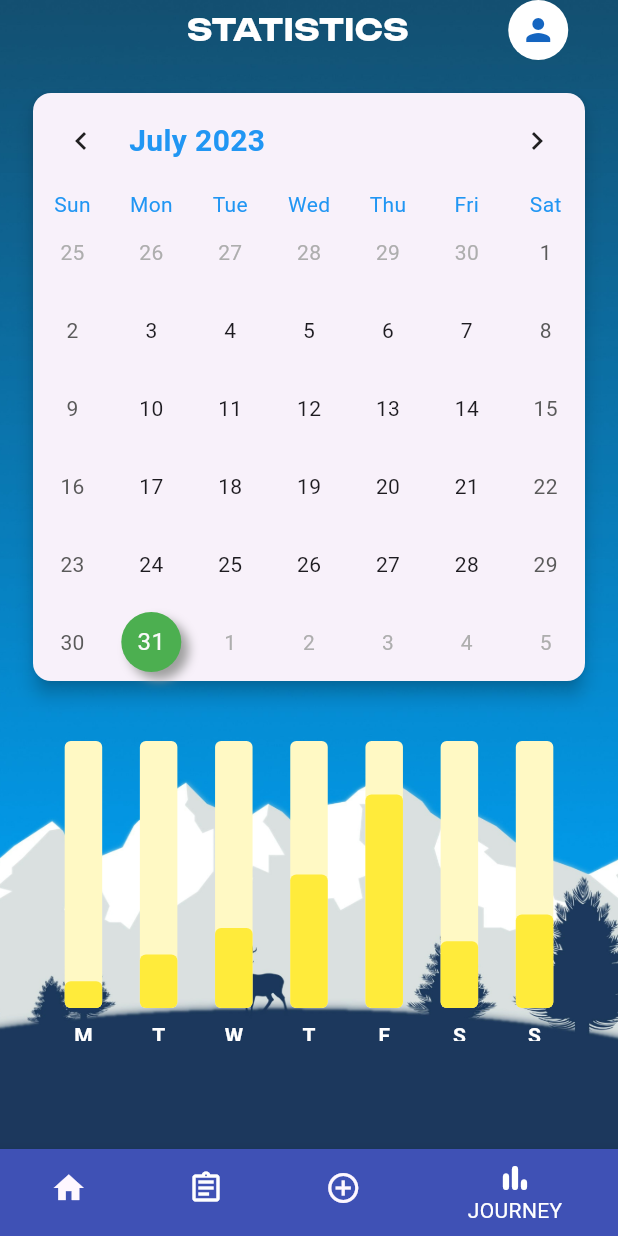
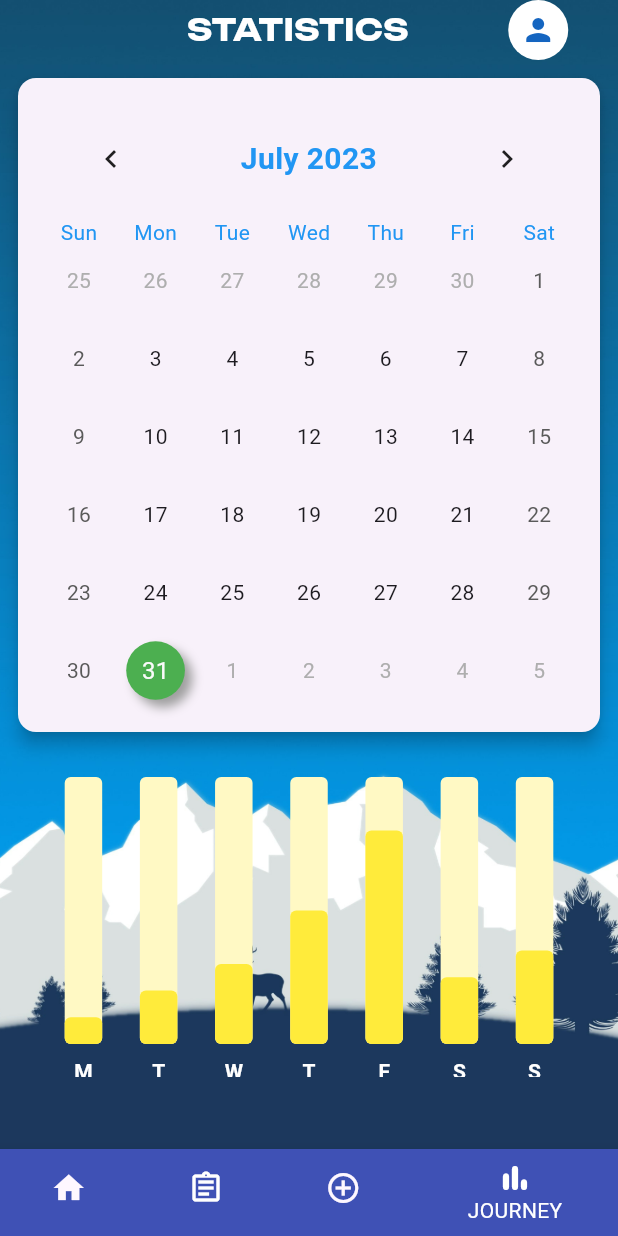
Before and after one commit to amaljosev/habit_app, a Flutter app: the HomeScreen screen opened directly, item 4 of the bottom bar chosen, on a phone screen of 412 x 824 dp. Run offline on Flutter 3.47's test engine with Material 2 defaults, Android fonts, the phone set to English and light mode, and no system bars; drawn by our look-alikes of fl_chart, table_calendar; our stand-ins replace circular_countdown_timer, email_validator, google_fonts, hive, hive_flutter, shared_preferences and 4 more; missing offline and left inert: calendar_appbar, scrollable_clean_calendar; accounts and stored records are empty.

Commit message:
calendar_edited/db_seted

```diff
--- a/lib/screens/bottom_navigation.dart/journey_screen.dart
+++ b/lib/screens/bottom_navigation.dart/journey_screen.dart
@@ -20,13 +20,14 @@ class _JourneyPageState extends State<JourneyPage> {
   int countComplete = 0;
   int totalHabitsStarted = 0;
   int score = 0;
-
+  DateTime? parsedDate;
   @override
   void initState() {
     super.initState();
 
     fetchUsername();
     fetchCount();
+    fetchDate();
   }
 
   void fetchUsername() async {
@@ -61,8 +62,7 @@ class _JourneyPageState extends State<JourneyPage> {
     final dateList = await db.getAlldates();
     if (dateList.isNotEmpty) {
       setState(() {
-        DateTime parsedDate = DateTime.parse(dateList.first.date);
-
+        parsedDate = DateTime.parse(dateList.first.date);
       });
     }
   }
@@ -275,16 +275,19 @@ class _JourneyPageState extends State<JourneyPage> {
               ],
             ),
             Padding(
-              padding: const EdgeInsets.all(18.0),
+              padding: const EdgeInsets.all(8.0),
               child: Card(
                 elevation: 5,
+                child: Padding(
+                  padding: const EdgeInsets.all(15.0),
                   child: TableCalendar(
+                    pageJumpingEnabled: true,
                     firstDay: DateTime.utc(2010, 10, 16),
-                  lastDay: DateTime.utc(2030, 3, 14),
+                    lastDay: DateTime.utc(2035, 10, 16),
                     focusedDay: DateTime.now(),
                     calendarFormat: CalendarFormat.month,
-                  rangeStartDay: DateTime.utc(2023, 07, 10),
-                  rangeEndDay: DateTime.utc(2023, 07, 30),
+                    rangeStartDay: parsedDate,
+                    rangeEndDay: DateTime.now(),
                     calendarStyle: const CalendarStyle(
                       rangeHighlightColor: Colors.red,
                       rangeEndDecoration: BoxDecoration(
@@ -339,11 +342,14 @@ class _JourneyPageState extends State<JourneyPage> {
                       weekendStyle: TextStyle(color: Colors.blue),
                     ),
                     headerStyle: const HeaderStyle(
+                      titleCentered: true,
+                      headerPadding: EdgeInsets.all(15),
                       formatButtonVisible: false,
                       titleTextStyle: TextStyle(
                           color: Colors.blue,
                           fontSize: 20,
                           fontWeight: FontWeight.bold),
+                    ),
                   ),
                 ),
               ),
--- a/lib/screens/screen_start.dart
+++ b/lib/screens/screen_start.dart
@@ -409,7 +409,6 @@ class _StartScreenState extends State<StartScreen> {
         id: DateTime.now().millisecond.toString(),
         date: DateTime.now().toString());
         DateDB().addDate(date);
-        print('************${DateTime.now().toString()}*************');
   }
 
   popDialogueBox() {
```
Lines whose indentation alone changed are shown as unchanged.
